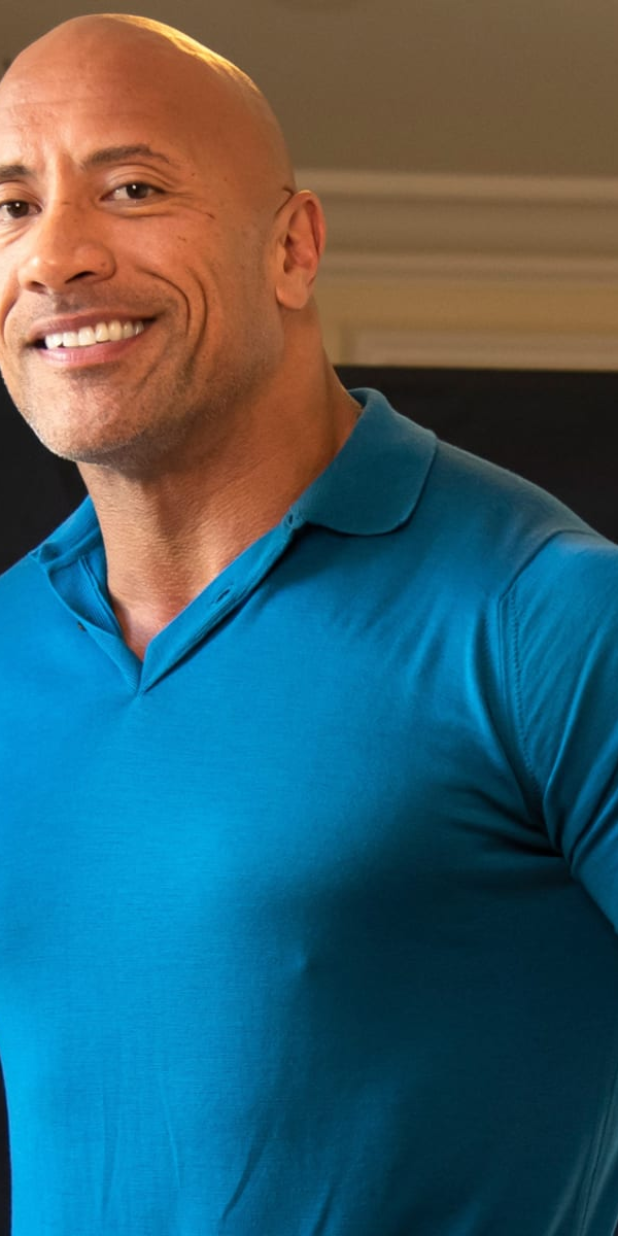
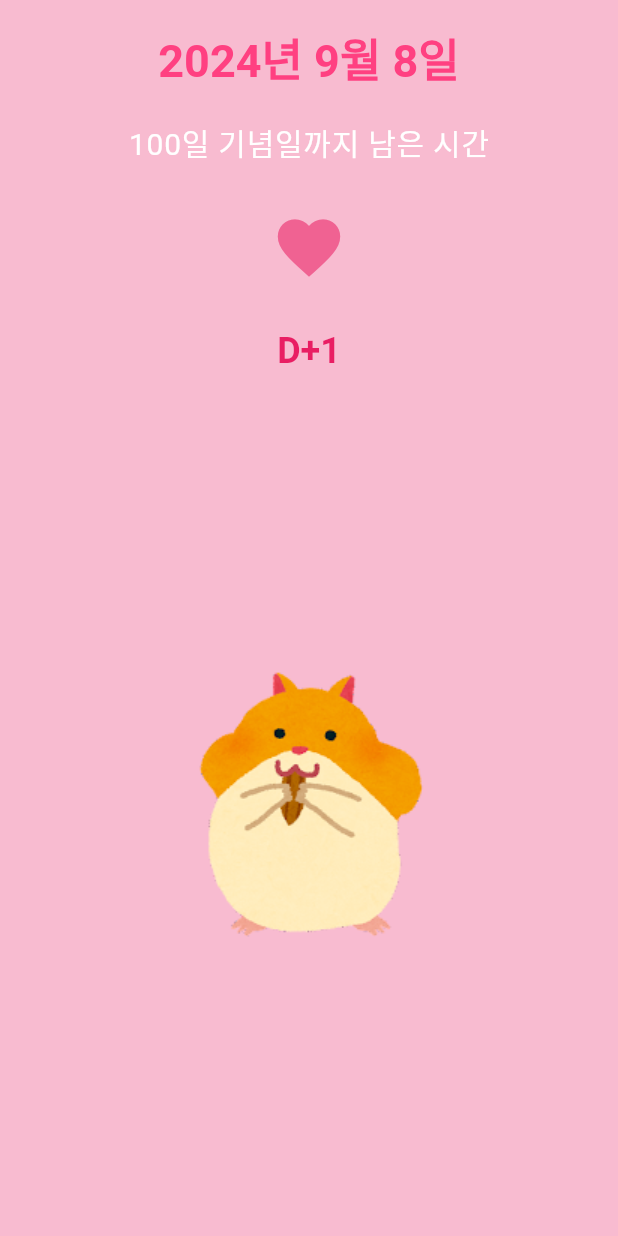
Before and after one commit to haneulcha/flutter-newbie, a Flutter app: the screen it shows after launch, on a phone screen of 412 x 824 dp. Run offline on Flutter 3.47's test engine with Material 3 defaults, Android fonts, the phone set to English and light mode, and no system bars; Roboto replaces fonts that are missing (Pretendard).

Commit message:
feat: stateful, cupertinoDatePicker

```diff
--- a/lib/screen/home_screen.dart
+++ b/lib/screen/home_screen.dart
@@ -1,45 +1,113 @@
-import 'package:flutter/material.dart';
-import 'package:flutter/services.dart';
-import 'dart:async';
+import "package:flutter/material.dart";
+import "package:flutter/cupertino.dart";
 
 class HomeScreen extends StatefulWidget {
   const HomeScreen({Key? key}) : super(key: key);
 
   @override
-  State<HomeScreen> createState() => _HomeScreenState();
+  _HomeScreenState createState() => _HomeScreenState();
 }
 
 class _HomeScreenState extends State<HomeScreen> {
-  final PageController _pageController = PageController();
+  DateTime firstDate = DateTime.now();
 
-  @override
-  void initState() {
-    super.initState();
-
-    Timer.periodic(Duration(seconds: 3), (timer) {
-      print('Timer is running');
-
-      int? nextPage = _pageController.page?.toInt();
-      if (nextPage == 2) {
-        nextPage = 0;
-      } else {
-        nextPage = nextPage! + 1;
-      }
-      _pageController.animateToPage(nextPage, duration: Duration(milliseconds: 300), curve: Curves.easeIn);
-    });
+  void onHeartPressed() {
+    showCupertinoDialog(
+      context: context,
+      builder: (BuildContext context) {
+        return Align(
+          alignment: Alignment.bottomCenter,
+          child: Container(
+            color: Colors.white,
+            height: 200,
+            child: CupertinoDatePicker(
+              mode: CupertinoDatePickerMode.date,
+              dateOrder: DatePickerDateOrder.ymd,
+              initialDateTime: firstDate,
+              onDateTimeChanged: (DateTime newDate) {
+                setState(() {
+                  firstDate = newDate;
+                });
+              },
+            ),
+          ),
+        );
+      },
+      barrierDismissible: true,
+    );
   }
 
   @override
   Widget build(BuildContext context) {
-    SystemChrome.setSystemUIOverlayStyle(SystemUiOverlayStyle(
-      statusBarColor: Colors.transparent,
-      statusBarIconBrightness: Brightness.light,
-    ));
-
     return Scaffold(
-        body: PageView(
-      controller: _pageController,
-      children: [1, 2, 3].map((number) => Image.asset('asset/img/dj_$number.jpeg', fit: BoxFit.cover)).toList(),
-    ));
+      backgroundColor: Colors.pink[100],
+      body: SafeArea(
+        top: true,
+        bottom: false,
+        child: Column(
+          mainAxisAlignment: MainAxisAlignment.spaceBetween,
+          crossAxisAlignment: CrossAxisAlignment.stretch,
+          children: [
+            _DDay(
+              onPressed: onHeartPressed,
+              firstDate: firstDate,
+            ),
+            _CoupleImage(),
+          ],
+        ),
+      ),
+    );
   }
 }
+
+class _DDay extends StatelessWidget {
+  final GestureTapCallback onPressed;
+  final DateTime firstDate;
+
+  _DDay({required this.onPressed, required this.firstDate});
+
+  @override
+  Widget build(BuildContext context) {
+    final textTheme = Theme.of(context).textTheme;
+    final now = DateTime.now(); // 왜 어떤 건 build 밖에 있고 어떤 건 안에 있을까요?
+
+    return Column(
+      children: [
+        const SizedBox(height: 20),
+        Text(
+          '${firstDate.year}년 ${firstDate.month}월 ${firstDate.day}일',
+          style: textTheme.headlineLarge,
+        ),
+        const SizedBox(height: 20),
+        Text(
+          '100일 기념일까지 남은 시간',
+          style: textTheme.bodyLarge,
+        ),
+        const SizedBox(height: 20),
+        IconButton(
+          icon: Icon(Icons.favorite, color: Colors.pink[300], size: 50),
+          onPressed: onPressed,
+        ),
+        const SizedBox(height: 20),
+        Text(
+          'D+${now.difference(firstDate).inDays + 1}',
+          style: textTheme.headlineMedium,
+        ),
+      ],
+    );
+  }
+}
+
+class _CoupleImage extends StatelessWidget {
+  @override
+  Widget build(BuildContext context) {
+    return Expanded(
+      child: Center(
+        child: Image.asset(
+          'asset/img/animal_hamster.png',
+          height: MediaQuery.of(context).size.height * 0.5,
+        ),
+      ),
+    );
+  }
+}
```
Also changed, not shown: lib/main.dart (+10 -1 lines), pubspec.yaml (+10 -0 lines), asset/img/animal_hamster.png (added), 4 other files.
